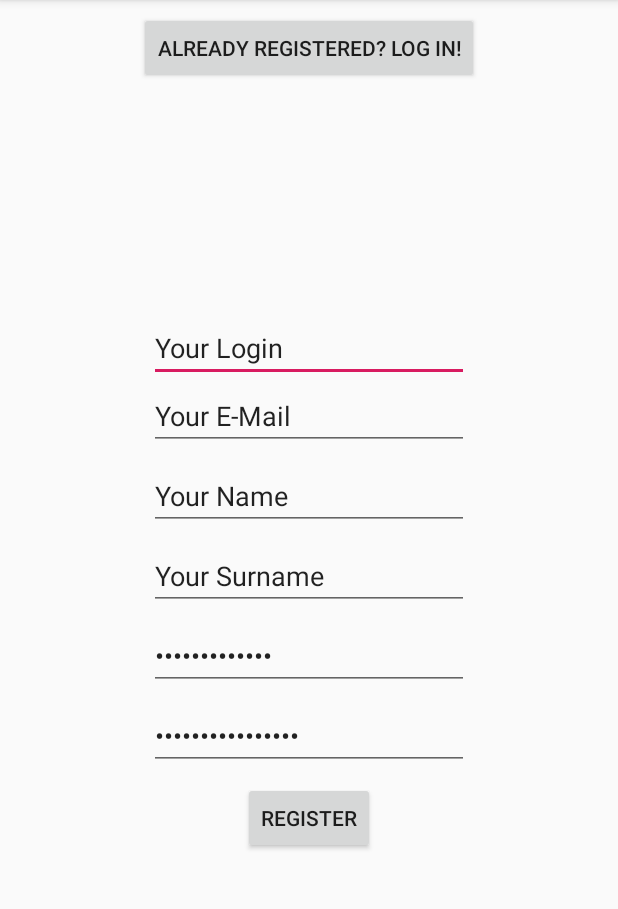
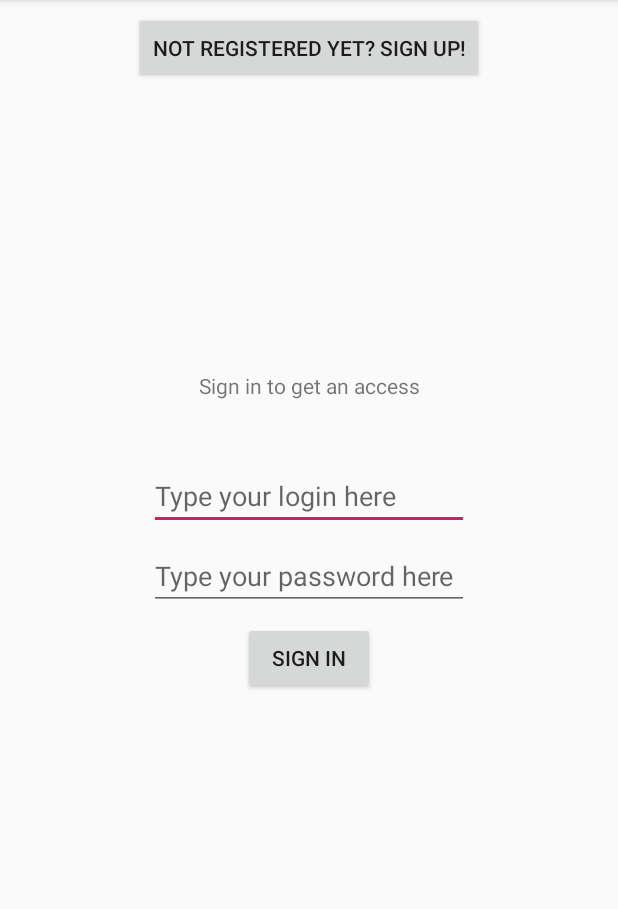
Before and after one commit to kinjalik/Device-Manager-for-Android, an Android app: the screen it shows after launch (AuthorisationActivity), on a phone screen of 412 x 824 dp, the part 84-993 px from its top. Run offline under Robolectric (Android 15) with nearby library versions, the phone set to English and light mode, and no system bars.

Commit message:
Added login/register screen change

```diff
--- a/app/src/main/java/com/example/devicemanagement/AuthorisationActivity.java
+++ b/app/src/main/java/com/example/devicemanagement/AuthorisationActivity.java
@@ -5,6 +5,8 @@ import android.content.SharedPreferences;
 import android.os.Bundle;
 import android.os.PersistableBundle;
 import android.support.v7.app.AppCompatActivity;
+import android.view.View;
+import android.widget.Button;
 
 public class AuthorisationActivity extends AppCompatActivity {
 
@@ -14,6 +16,8 @@ public class AuthorisationActivity extends AppCompatActivity {
     private SharedPreferences mSettings;
 
     private boolean loginScreen;
+    private Button switchLogin;
+    private Button switchRegister;
 
     @Override
     public void onCreate(Bundle savedInstanceState) {
@@ -23,12 +27,47 @@ public class AuthorisationActivity extends AppCompatActivity {
 
         if (mSettings.contains(APP_PREFERENCES_INITED)) {
             loginScreen = true;
-            setContentView(R.layout.login_screen);
         } else {
+            SharedPreferences.Editor editor = mSettings.edit();
+            editor.putBoolean(APP_PREFERENCES_INITED, true);
+            editor.apply();
+
+
             loginScreen = false;
-            setContentView(R.layout.register_screen);
         }
+
+        changeScreen();
 
 
     }
+
+    @Override
+    public void onBackPressed() {
+
+    }
+
+
+    View.OnClickListener changeScreenListener = new View.OnClickListener() {
+        @Override
+        public void onClick(View v) {
+            changeScreen();
+        }
+    };
+
+    private void changeScreen() {
+        if (loginScreen) {
+            setContentView(R.layout.register_screen);
+
+            switchRegister = findViewById(R.id.s_register__change_screen);
+            switchRegister.setOnClickListener(changeScreenListener);
+        } else {
+            setContentView(R.layout.login_screen);
+
+            switchLogin = findViewById(R.id.s_login__change_screen);
+            switchLogin.setOnClickListener(changeScreenListener);
+        }
+        loginScreen = !loginScreen;
+    }
+
+
 }
--- a/app/src/main/res/layout/login_screen.xml
+++ b/app/src/main/res/layout/login_screen.xml
@@ -6,11 +6,11 @@
     android:layout_height="match_parent">
 
     <Button
-        android:id="@+id/button2"
+        android:id="@+id/s_login__change_screen"
         android:layout_width="wrap_content"
         android:layout_height="wrap_content"
         android:layout_marginTop="8dp"
-        android:text="@string/s_login__register"
+        android:text="@string/s_login__change_screen"
         app:layout_constraintEnd_toEndOf="parent"
         app:layout_constraintHorizontal_bias="0.5"
         app:layout_constraintStart_toStartOf="parent"
@@ -33,7 +33,7 @@
         android:layout_height="wrap_content"
         android:layout_marginBottom="8dp"
         android:ems="10"
-        android:hint="@string/s_login__login"
+        android:hint="@string/s_login__form__login"
         android:inputType="textPersonName"
         app:layout_constraintBottom_toTopOf="@+id/editText2"
         app:layout_constraintEnd_toEndOf="parent"
@@ -45,7 +45,7 @@
         android:layout_width="wrap_content"
         android:layout_height="wrap_content"
         android:ems="10"
-        android:hint="@string/s_login__password"
+        android:hint="@string/s_login__form__password"
         android:inputType="textPassword"
         app:layout_constraintBottom_toBottomOf="parent"
         app:layout_constraintEnd_toEndOf="parent"
@@ -58,7 +58,7 @@
         android:layout_width="wrap_content"
         android:layout_height="wrap_content"
         android:layout_marginTop="8dp"
-        android:text="@string/s_login__login_button"
+        android:text="@string/s_login__form__submit"
         app:layout_constraintEnd_toEndOf="parent"
         app:layout_constraintHorizontal_bias="0.5"
         app:layout_constraintStart_toStartOf="parent"
--- a/app/src/main/res/layout/register_screen.xml
+++ b/app/src/main/res/layout/register_screen.xml
@@ -6,11 +6,11 @@
     android:layout_height="match_parent">
 
     <Button
-        android:id="@+id/button3"
+        android:id="@+id/s_register__change_screen"
         android:layout_width="wrap_content"
         android:layout_height="wrap_content"
         android:layout_marginTop="8dp"
-        android:text="Already registered? Log in!"
+        android:text="@string/s_register__change_screen"
         app:layout_constraintEnd_toEndOf="parent"
         app:layout_constraintHorizontal_bias="0.5"
         app:layout_constraintStart_toStartOf="parent"
@@ -22,7 +22,7 @@
         android:layout_height="wrap_content"
         android:ems="10"
         android:inputType="textPersonName"
-        android:text="Your Login"
+        android:text="@string/s_register__form__login"
         app:layout_constraintBottom_toTopOf="@+id/editText4"
         app:layout_constraintEnd_toEndOf="parent"
         app:layout_constraintHorizontal_bias="0.5"
@@ -35,7 +35,7 @@
         android:layout_marginBottom="8dp"
         android:ems="10"
         android:inputType="textEmailAddress"
-        android:text="Your E-Mail"
+        android:text="@string/s_register__form__mail"
         app:layout_constraintBottom_toTopOf="@+id/editText5"
         app:layout_constraintEnd_toEndOf="parent"
         app:layout_constraintHorizontal_bias="0.5"
@@ -48,7 +48,7 @@
         android:layout_marginBottom="8dp"
         android:ems="10"
         android:inputType="textPersonName"
-        android:text="Your Name"
+        android:text="@string/s_register__form__name"
         app:layout_constraintBottom_toTopOf="@+id/editText6"
         app:layout_constraintEnd_toEndOf="parent"
         app:layout_constraintHorizontal_bias="0.5"
@@ -60,7 +60,7 @@
         android:layout_height="wrap_content"
         android:ems="10"
         android:inputType="textPersonName"
-        android:text="Your Surname"
+        android:text="@string/s_login__form__surname"
         app:layout_constraintBottom_toBottomOf="parent"
         app:layout_constraintEnd_toEndOf="parent"
         app:layout_constraintHorizontal_bias="0.5"
@@ -74,7 +74,7 @@
         android:layout_marginTop="8dp"
         android:ems="10"
         android:inputType="textPassword"
-        android:text="Your Password"
+        android:text="@string/s_register__form__password"
         app:layout_constraintEnd_toEndOf="parent"
         app:layout_constraintHorizontal_bias="0.5"
         app:layout_constraintStart_toStartOf="parent"
@@ -87,7 +87,7 @@
         android:layout_marginTop="8dp"
         android:ems="10"
         android:inputType="textPassword"
-        android:text="Password (again)"
+        android:text="@string/s_register__form__re_password"
         app:layout_constraintEnd_toEndOf="parent"
         app:layout_constraintHorizontal_bias="0.5"
         app:layout_constraintStart_toStartOf="parent"
@@ -98,7 +98,7 @@
         android:layout_width="wrap_content"
         android:layout_height="wrap_content"
         android:layout_marginTop="8dp"
-        android:text="Register"
+        android:text="@string/s_register__form__submit"
         app:layout_constraintEnd_toEndOf="parent"
         app:layout_constraintHorizontal_bias="0.5"
         app:layout_constraintStart_toStartOf="parent"
--- a/app/src/main/res/values/strings.xml
+++ b/app/src/main/res/values/strings.xml
@@ -1,8 +1,16 @@
 <resources>
     <string name="app_name">Device Management</string>
-    <string name="s_login__login">Type your login here</string>
+    <string name="s_login__form__login">Type your login here</string>
     <string name="s_login__welcome">Sign in to get an access</string>
-    <string name="s_login__password">Type your password here</string>
-    <string name="s_login__login_button">Sign in</string>
-    <string name="s_login__register">Not registered yet? Sign up!</string>
+    <string name="s_login__form__password">Type your password here</string>
+    <string name="s_login__form__submit">Sign in</string>
+    <string name="s_login__change_screen">Not registered yet? Sign up!</string>
+    <string name="s_register__change_screen">Already registered? Log in!</string>
+    <string name="s_register__form__login">Your Login</string>
+    <string name="s_register__form__mail">Your E-Mail</string>
+    <string name="s_register__form__name">Your Name</string>
+    <string name="s_register__form__password">Your Password</string>
+    <string name="s_register__form__re_password">Password (again)</string>
+    <string name="s_register__form__submit">Register</string>
+    <string name="s_login__form__surname">Your Surname</string>
 </resources>
```
